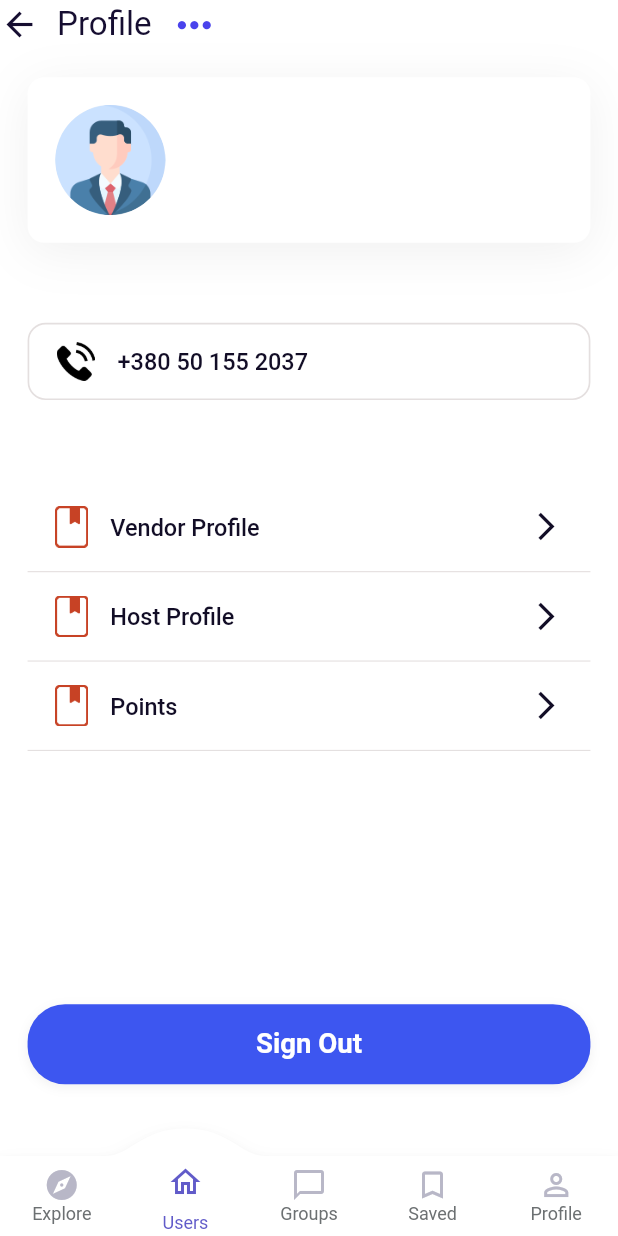
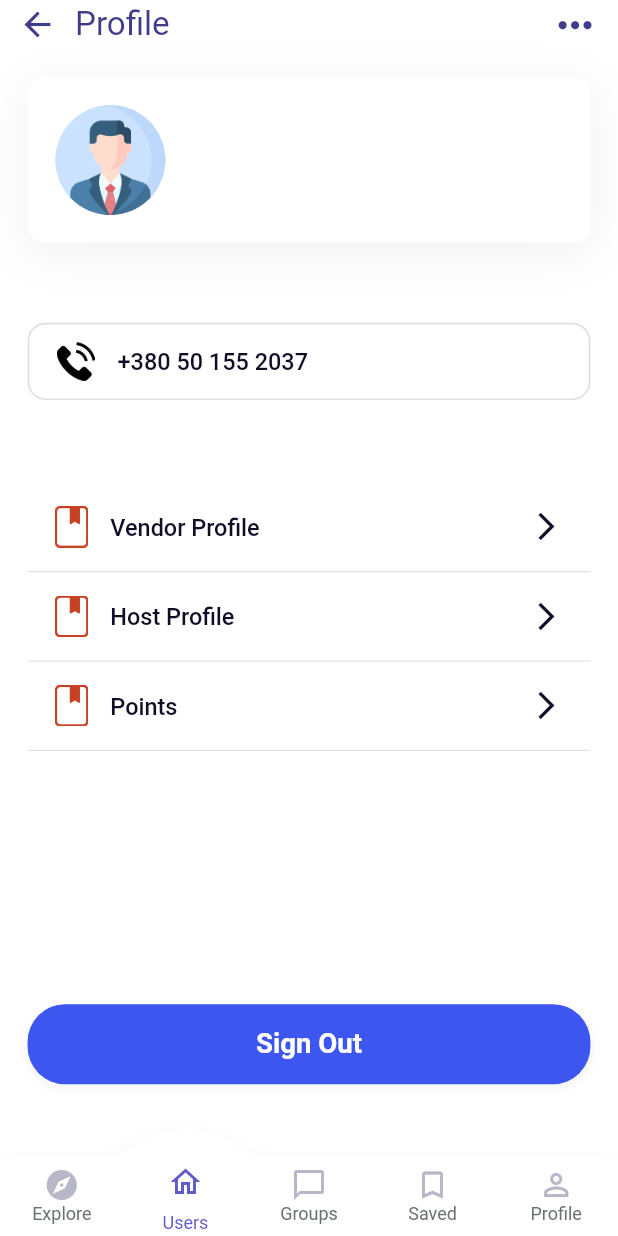
Before and after one commit to yanaderevianko726/Event-group-flutter, a Flutter app: the HomePage screen opened by its route, item 2 of the bottom bar chosen, on a phone screen of 412 x 824 dp. Run offline on Flutter 3.47's test engine with Material 2 defaults, Android fonts, the phone set to English and light mode, and no system bars; drawn by our look-alikes of convex_bottom_bar; our stand-ins replace cached_network_image, connectivity_plus, country_code_picker, dropdown_button2, figma_squircle, firebase_auth and 17 more; missing offline and left inert: flutter_share, need_resume, platform_device_id; accounts and stored records are empty; network calls fail; Roboto replaces fonts that are missing (SF Pro Display).

Commit message:
update profile page

```diff
--- a/lib/views/home_page.dart
+++ b/lib/views/home_page.dart
@@ -31,7 +31,7 @@ class _HomePage extends State<HomePage> {
     purpleColor,
     purpleColor,
     purpleColor,
-    purpleColor,
+    purpleDeepDarkColor,
   ];
 
   @override
--- a/lib/views/profile/profile_widget.dart
+++ b/lib/views/profile/profile_widget.dart
@@ -37,7 +37,9 @@ class _ProfileWidget extends State<ProfileWidget> {
               SizedBox(
                 height: statusBarHeight,
               ),
-              Row(
+              Padding(
+                padding: const EdgeInsets.symmetric(horizontal: 12.0),
+                child: Row(
                   children: [
                     InkWell(
                       onTap: () {
@@ -46,29 +48,32 @@ class _ProfileWidget extends State<ProfileWidget> {
                       child: Icon(
                         Icons.arrow_back_sharp,
                         size: 26,
-                      color: purpleDeepDarkColor,
+                        color: purpleDarkColor,
                       ),
                     ),
-                  Padding(
+                    Expanded(
+                      child: Padding(
                         padding: const EdgeInsets.symmetric(horizontal: 12.0),
                         child: getCustomText(
                           'Profile',
-                      purpleDeepDarkColor,
+                          purpleDarkColor,
                           1,
                           TextAlign.start,
                           FontWeight.w400,
                           24.sp,
                         ),
                       ),
+                    ),
                     InkWell(
                       child: Icon(
                         Icons.more_horiz,
                         size: 36.h,
-                      color: primaryLightColor,
+                        color: purpleDarkColor,
                       ),
                       onTap: () => {},
                     ),
                   ],
+                ),
               ),
               Container(
                 margin: EdgeInsets.symmetric(
```
Lines whose indentation alone changed are shown as unchanged.
